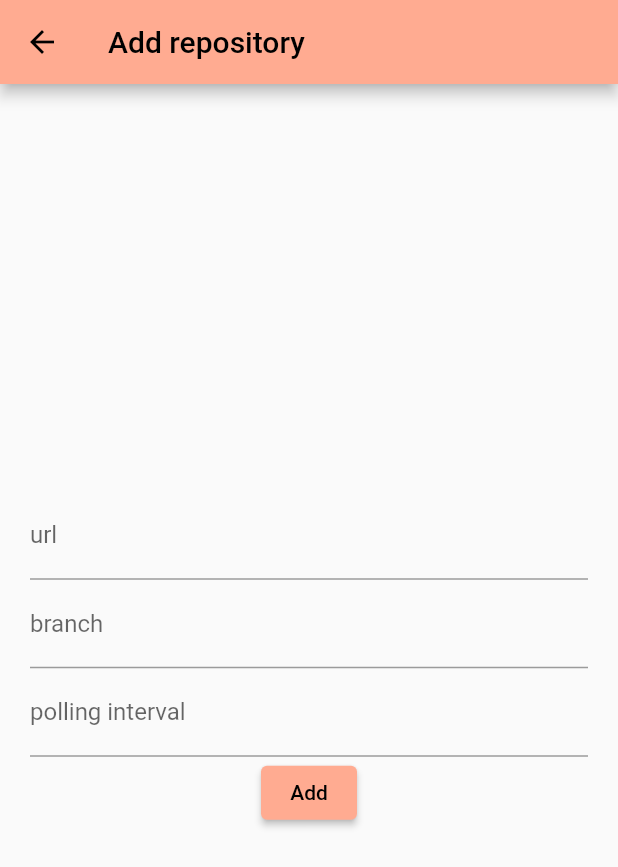
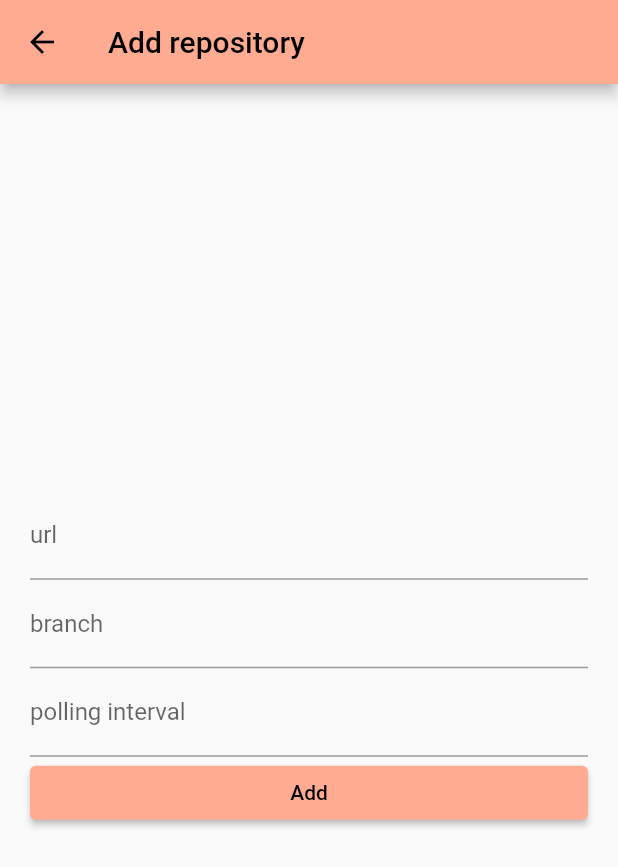
Before and after one commit to KirillMironov/ci-web, a Flutter app: the screen it shows after launch, after a tap on the "add" icon, on a phone screen of 412 x 824 dp. Shown: the top 867 px of the screen. Run offline on Flutter 3.47's test engine with Material 2 defaults, Android fonts, the phone set to English and light mode, and no system bars; network calls fail.

Commit message:
Repository card

```diff
--- a/lib/main.dart
+++ b/lib/main.dart
@@ -28,6 +28,7 @@ class App extends StatelessWidget {
       theme: theme.copyWith(
         colorScheme: ColorScheme.fromSwatch(
           primarySwatch: primaryColor,
+          backgroundColor: Colors.grey[50],
         ),
       ),
       debugShowCheckedModeBanner: false,
--- a/lib/page/add_repository.dart
+++ b/lib/page/add_repository.dart
@@ -42,13 +42,16 @@ class AddRepository extends StatelessWidget {
         appBar: AppBar(
           title: const Text('Add repository'),
         ),
-        body: Form(
+        body: Center(
+          child: SizedBox(
+            width: 1500,
+            child: Form(
               key: _formKey,
               child: Padding(
                 padding: const EdgeInsets.symmetric(horizontal: 20),
                 child: Column(
                   mainAxisAlignment: MainAxisAlignment.center,
-              crossAxisAlignment: CrossAxisAlignment.center,
+                  crossAxisAlignment: CrossAxisAlignment.stretch,
                   children: [
                     InputField(
                       controller: _urlController,
@@ -71,6 +74,8 @@ class AddRepository extends StatelessWidget {
               ),
             ),
           ),
+        ),
+      ),
     );
   }
 }
--- a/lib/page/home.dart
+++ b/lib/page/home.dart
@@ -1,6 +1,8 @@
 import 'package:ci_web/domain/repository.dart';
 import 'package:ci_web/port/repositories.dart';
 import 'package:flutter/material.dart';
+
+import '../widget/repository_card.dart';
 
 class HomePage extends StatefulWidget {
   const HomePage(this.repositoriesService);
@@ -25,17 +27,24 @@ class _HomePageState extends State<HomePage> {
           ),
         ],
       ),
-      body: FutureBuilder<List<Repository>>(
+      body: Center(
+        child: SizedBox(
+          width: 1500,
+          child: FutureBuilder<List<Repository>>(
             future: widget.repositoriesService.getAll(),
             builder: (_, snapshot) {
               if (snapshot.hasData) {
                 return ListView.builder(
+                  padding: const EdgeInsets.all(8),
                   itemCount: snapshot.data?.length,
                   itemBuilder: (_, index) {
-                final repository = snapshot.data![index];
-                return ListTile(
-                  title: Text(repository.url),
-                  subtitle: Text(repository.latestCommit),
+                    return Column(
+                      children: [
+                        RepositoryCard(
+                          repository: snapshot.data![index],
+                        ),
+                        const SizedBox(height: 10),
+                      ],
                     );
                   },
                 );
@@ -50,6 +59,8 @@ class _HomePageState extends State<HomePage> {
               }
             },
           ),
+        ),
+      ),
     );
   }
 }
```
Also changed, not shown: lib/widget/repository_card.dart (added, +69 -0 lines). Lines whose indentation alone changed are shown as unchanged.
